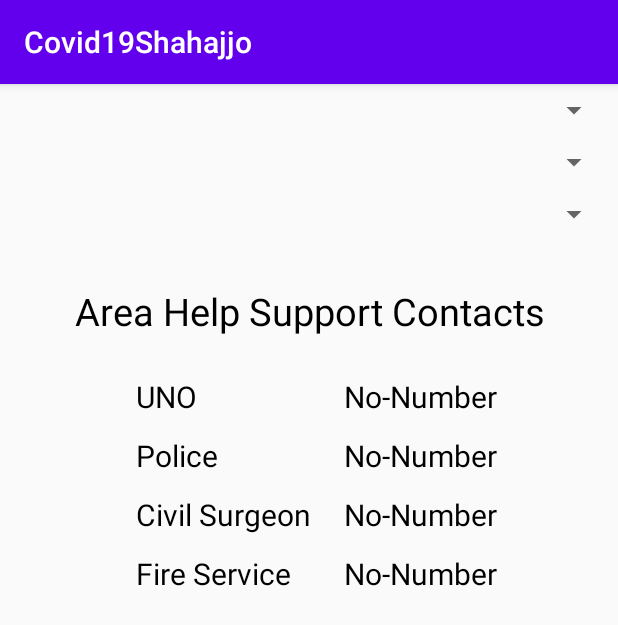
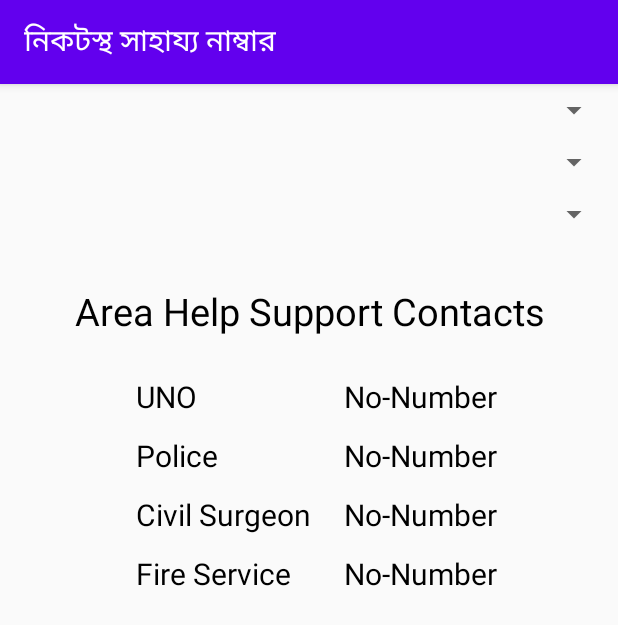
Before and after one commit to swesust/covid-19-help-support-bd, an Android app: the ContactSupportActivity screen opened directly, with no data from a screen before it, on a phone screen of 412 x 824 dp. Shown: the top 625 px of the screen. Run offline under Robolectric (Android 15) with nearby library versions, the light colour scheme and no system bars; our stand-ins replace Firebase (no records; nobody signed in at launch, a user with empty details on screens opened directly).

Commit message:
fixed some exceptions and activity title on user preference

```diff
--- a/Covid19Shahajjo/app/src/main/java/com/example/covid19shahajjo/activities/ContactSupportActivity.java
+++ b/Covid19Shahajjo/app/src/main/java/com/example/covid19shahajjo/activities/ContactSupportActivity.java
@@ -17,6 +17,7 @@ import com.example.covid19shahajjo.models.ContactsInfo;
 import com.example.covid19shahajjo.services.ContactService;
 import com.example.covid19shahajjo.services.ServiceCallback;
 import com.example.covid19shahajjo.utils.Enums;
+import com.example.covid19shahajjo.utils.SharedStorge;
 
 import java.util.List;
 import java.util.logging.Level;
@@ -40,6 +41,7 @@ public class ContactSupportActivity extends AppCompatActivity {
     protected void onCreate(Bundle savedInstanceState) {
         super.onCreate(savedInstanceState);
         setContentView(R.layout.activity_contact_support);
+        setUserPreferableTitle();
         service = new ContactService();
         layoutComponentMapping();
     }
@@ -48,6 +50,16 @@ public class ContactSupportActivity extends AppCompatActivity {
     protected void onStart() {
         super.onStart();
         loadDivisions();
+    }
+
+    private void setUserPreferableTitle(){
+        Enums.Language language = SharedStorge.getUserLanguage(this);
+        if(language == Enums.Language.BD){
+            String title = getResources().getString(R.string.contact_support_title_bd);
+            setTitle(title);
+        }else{
+            setTitle("Nearest Contact Support");
+        }
     }
 
     private void layoutComponentMapping(){
@@ -200,12 +212,17 @@ public class ContactSupportActivity extends AppCompatActivity {
     @Override
     protected void onStop() {
         super.onStop();
+        try{
             divisionList.clear();
             districtList.clear();
             subDistrictList.clear();
             selectedDivision = null;
             selectedDistrict = null;
             selectedSubDistrict = null;
+        }catch (NullPointerException e){
+
+        }
+
     }
 
     @Override
--- a/Covid19Shahajjo/app/src/main/res/values/strings.xml
+++ b/Covid19Shahajjo/app/src/main/res/values/strings.xml
@@ -18,4 +18,7 @@
 
     <string name="home_title_bd">কোভিট-১৯ সাহায্য</string>
     <string name="settings_title_bd">সেটিংস</string>
+    <string name="statistics_title_bd">পরিসংখ্যান</string>
+    <string name="nearest_hospitals_title_bd">নিকটস্থ হাসপাতাল</string>
+    <string name="contact_support_title_bd">নিকটস্থ সাহায্য নাম্বার</string>
 </resources>
```
Also changed, not shown: Covid19Shahajjo/app/src/main/java/com/example/covid19shahajjo/activities/HelpCenterMapActivity.java (+25 -1 lines), Covid19Shahajjo/app/src/main/java/com/example/covid19shahajjo/activities/StatisticsActivity.java (+13 -0 lines). Lines whose indentation alone changed are shown as unchanged.
